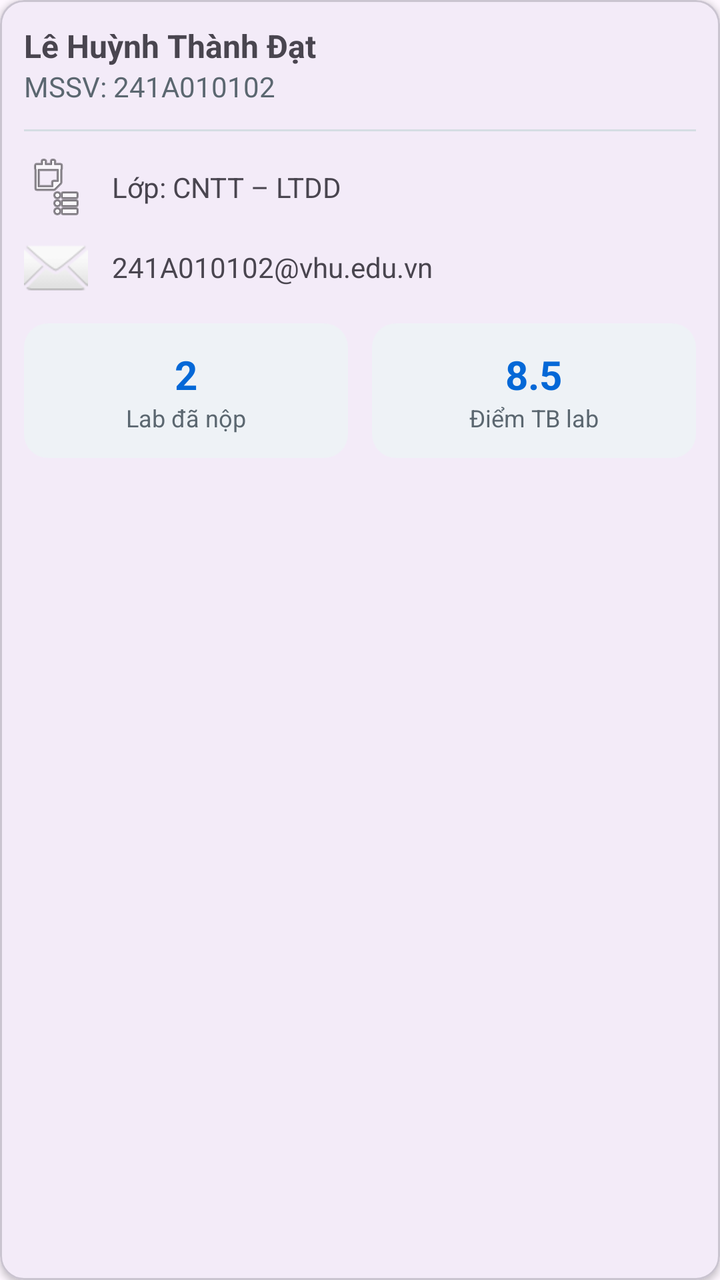
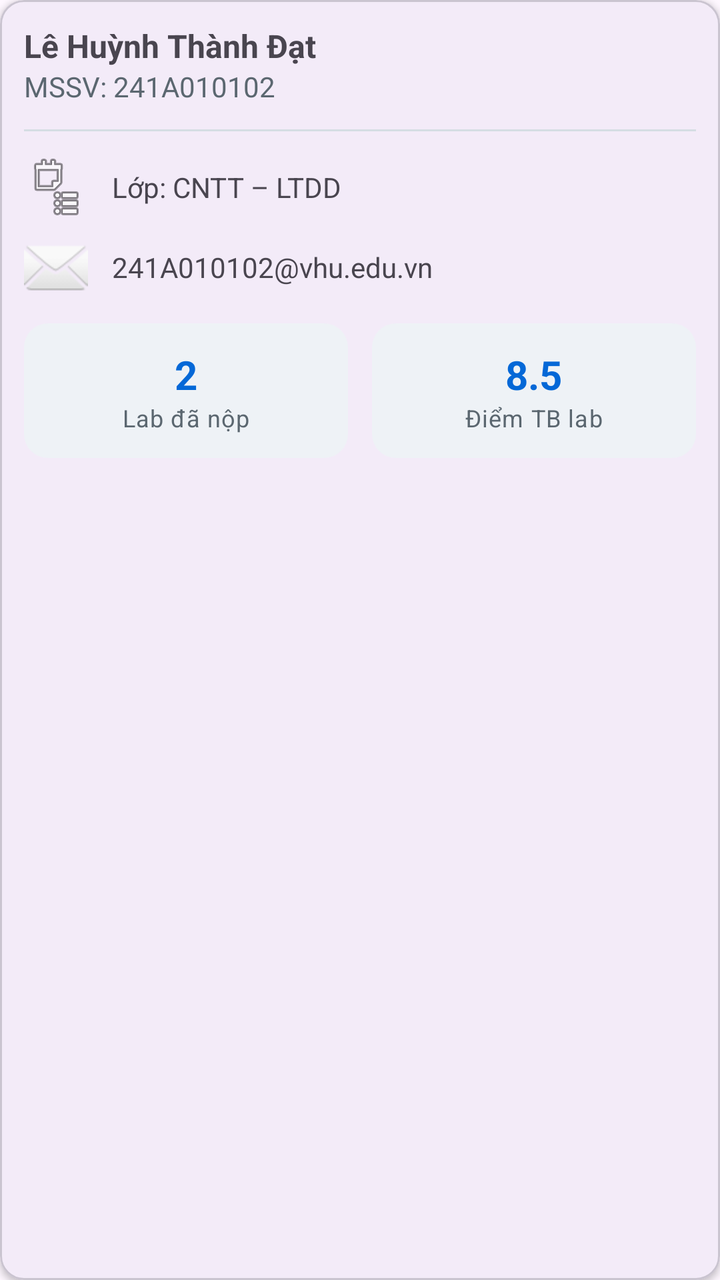

Screens rendered from an Android XML layout before and after an edit, with the pre-edit source and the edit as a unified diff.
<!-- AndroidManifest.xml: application theme Theme.A3_241A010102 -->
<!-- res/layout/view_profile_card.xml -->
<?xml version="1.0" encoding="utf-8"?>
<com.google.android.material.card.MaterialCardView
    xmlns:android="http://schemas.android.com/apk/res/android"
    xmlns:app="http://schemas.android.com/apk/res-auto"
    android:layout_width="match_parent"
    android:layout_height="wrap_content"
    android:layout_marginTop="@dimen/space_lg"
    app:cardCornerRadius="12dp"
    app:cardElevation="2dp">

    <LinearLayout
        android:layout_width="match_parent"
        android:layout_height="wrap_content"
        android:orientation="vertical"
        android:padding="@dimen/space_md">

        <TextView
            android:layout_width="wrap_content"
            android:layout_height="wrap_content"
            android:text="@string/student_name"
            android:textSize="16sp"
            android:textStyle="bold" />

        <TextView
            android:layout_width="wrap_content"
            android:layout_height="wrap_content"
            android:text="@string/student_id_line"
            android:textColor="@color/muted" />

        <View
            android:layout_width="match_parent"
            android:layout_height="1dp"
            android:layout_marginTop="@dimen/space_md"
            android:layout_marginBottom="@dimen/space_md"
            android:background="@color/divider" />

        <TextView
            android:layout_width="wrap_content"
            android:layout_height="wrap_content"
            android:drawablePadding="12dp"
            android:gravity="center_vertical"
            android:text="@string/class_line"
            app:drawableStartCompat="@android:drawable/ic_menu_agenda" />

        <TextView
            android:layout_width="wrap_content"
            android:layout_height="wrap_content"
            android:layout_marginTop="@dimen/space_sm"
            android:drawablePadding="12dp"
            android:gravity="center_vertical"
            android:text="@string/email_line"
            app:drawableStartCompat="@android:drawable/ic_dialog_email" />

        
        <LinearLayout
            android:layout_width="match_parent"
            android:layout_height="wrap_content"
            android:layout_marginTop="@dimen/space_md"
            android:orientation="horizontal">

            <LinearLayout
                android:layout_width="0dp"
                android:layout_height="wrap_content"
                android:layout_weight="1"
                android:background="@drawable/bg_stat"
                android:gravity="center"
                android:orientation="vertical"
                android:padding="@dimen/space_md">

                <TextView
                    android:layout_width="wrap_content"
                    android:layout_height="wrap_content"
                    android:text="@string/stat_labs_value"
                    android:textColor="@color/primary"
                    android:textSize="20sp"
                    android:textStyle="bold" />

                <TextView
                    android:layout_width="wrap_content"
                    android:layout_height="wrap_content"
                    android:text="@string/stat_labs_label"
                    android:textColor="@color/muted"
                    android:textSize="12sp" />
            </LinearLayout>

            <LinearLayout
                android:layout_width="0dp"
                android:layout_height="wrap_content"
                android:layout_marginStart="@dimen/space_md"
                android:layout_weight="1"
                android:background="@drawable/bg_stat"
                android:gravity="center"
                android:orientation="vertical"
                android:padding="@dimen/space_md">

                <TextView
                    android:layout_width="wrap_content"
                    android:layout_height="wrap_content"
                    android:text="@string/stat_score_value"
                    android:textColor="@color/primary"
                    android:textSize="20sp"
                    android:textStyle="bold" />

                <TextView
                    android:layout_width="wrap_content"
                    android:layout_height="wrap_content"
                    android:text="@string/stat_score_label"
                    android:textColor="@color/muted"
                    android:textSize="12sp" />
            </LinearLayout>
        </LinearLayout>
    </LinearLayout>
</com.google.android.material.card.MaterialCardView>
<!-- resources referenced by this layout -->
<resources>
  <color name="divider">#D5DDE3</color>
  <color name="muted">#5B6770</color>
  <color name="primary">#0468D7</color>
  <dimen name="space_lg">20dp</dimen>
  <dimen name="space_md">12dp</dimen>
  <dimen name="space_sm">8dp</dimen>
  <!-- drawable bg_stat (drawable) -->
  <?xml version="1.0" encoding="utf-8"?>
  <shape xmlns:android="http://schemas.android.com/apk/res/android"
      android:shape="rectangle">
      <solid android:color="@color/surface_variant" />
      <corners android:radius="12dp" />
  </shape>
  <string name="class_line">Lớp: CNTT – LTDD</string>
  <string name="email_line">241A010102@vhu.edu.vn</string>
  <string name="stat_labs_label">Lab đã nộp</string>
  <string name="stat_labs_value">2</string>
  <string name="stat_score_label">Điểm TB lab</string>
  <string name="stat_score_value">8.5</string>
  <string name="student_id_line">MSSV: 241A010102</string>
  <string name="student_name">Lê Huỳnh Thành Đạt</string>
  <style name="Theme.A3_241A010102" parent="Base.Theme.A3_241A010102" />
  <color name="surface_variant">#EEF2F6</color>
  <style name="Base.Theme.A3_241A010102" parent="Theme.Material3.DayNight.NoActionBar">
          
          
      </style>
</resources>

<!-- the commit's change to res/layout/view_profile_card.xml (unified diff, before → after) -->
@@ -68,19 +68,16 @@
                 android:padding="@dimen/space_md">
 
                 <TextView
+                    style="@style/StatValueText"
                     android:layout_width="wrap_content"
                     android:layout_height="wrap_content"
-                    android:text="@string/stat_labs_value"
-                    android:textColor="@color/primary"
-                    android:textSize="20sp"
-                    android:textStyle="bold" />
+                    android:text="@string/stat_labs_value" />
 
                 <TextView
+                    style="@style/StatLabelText"
                     android:layout_width="wrap_content"
                     android:layout_height="wrap_content"
-                    android:text="@string/stat_labs_label"
-                    android:textColor="@color/muted"
-                    android:textSize="12sp" />
+                    android:text="@string/stat_labs_label" />
             </LinearLayout>
 
             <LinearLayout
@@ -94,19 +91,16 @@
                 android:padding="@dimen/space_md">
 
                 <TextView
+                    style="@style/StatValueText"
                     android:layout_width="wrap_content"
                     android:layout_height="wrap_content"
-                    android:text="@string/stat_score_value"
-                    android:textColor="@color/primary"
-                    android:textSize="20sp"
-                    android:textStyle="bold" />
+                    android:text="@string/stat_score_value" />
 
                 <TextView
+                    style="@style/StatLabelText"
                     android:layout_width="wrap_content"
                     android:layout_height="wrap_content"
-                    android:text="@string/stat_score_label"
-                    android:textColor="@color/muted"
-                    android:textSize="12sp" />
+                    android:text="@string/stat_score_label" />
             </LinearLayout>
         </LinearLayout>
     </LinearLayout>
<!-- resource entries referenced after the edit -->
@@ -21,6 +21,15 @@
   <string name="stat_score_value">8.5</string>
   <string name="student_id_line">MSSV: 241A010102</string>
   <string name="student_name">Lê Huỳnh Thành Đạt</string>
+  <style name="StatLabelText" parent="TextAppearance.Material3.BodySmall">
+          <item name="android:textSize">12sp</item>
+          <item name="android:textColor">@color/muted</item>
+      </style>
+  <style name="StatValueText" parent="TextAppearance.Material3.HeadlineMedium">
+          <item name="android:textSize">20sp</item>
+          <item name="android:textStyle">bold</item>
+          <item name="android:textColor">@color/primary</item>
+      </style>
   <style name="Theme.A3_241A010102" parent="Base.Theme.A3_241A010102" />
   <color name="surface_variant">#EEF2F6</color>
   <style name="Base.Theme.A3_241A010102" parent="Theme.Material3.DayNight.NoActionBar">
